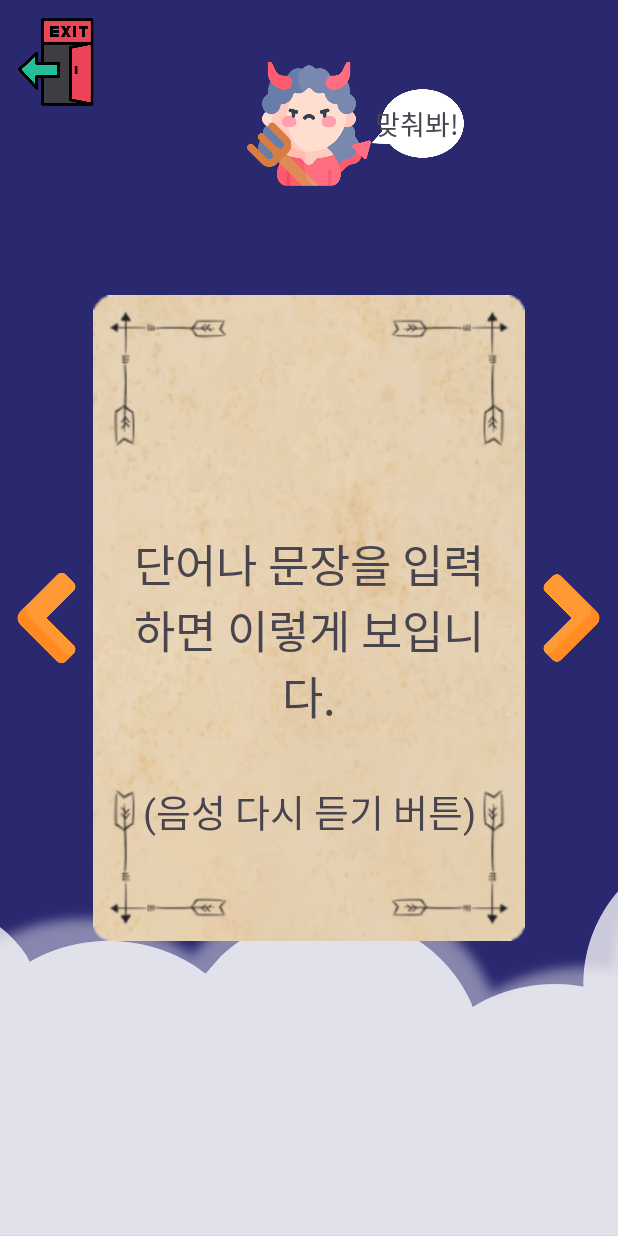
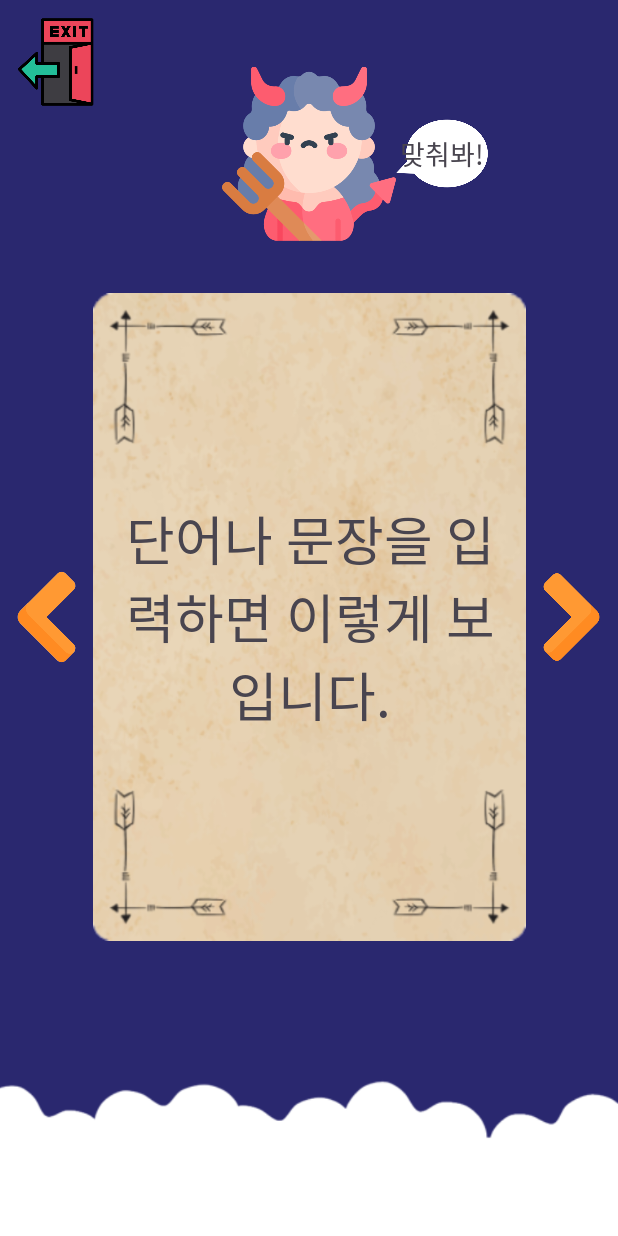
Before and after one commit to tongueEye/HearWow, an Android app: the PlayQuizActivity screen opened directly, with no data from a screen before it, on a phone screen of 412 x 824 dp. Run offline under Robolectric (Android 15) with nearby library versions, the phone set to English and light mode, and no system bars; our stand-ins replace Room's generated code; 1 statement that could not run was skipped.

Commit message:
[FEAT] 다시 듣기 기능 및 UI 수정 1. 다시 듣기 기능 구현  - 퀴즈 카드를 클릭 시 음성이 다시 재생되도록 수정  - TTS 음성이 재생 되는 동안 단어에 색 변경 되도록 구현 2. UI 수정  - 스플래시 화면, 퀴즈 목록 화면, 퀴즈 재생 화면 디자인 변경  - 태블릿/폰 반응형 처리 수정

```diff
--- a/app/src/main/res/layout/activity_main.xml
+++ b/app/src/main/res/layout/activity_main.xml
@@ -23,12 +23,13 @@
     <ImageView
         android:id="@+id/quiz_bg_bottom"
         android:layout_width="match_parent"
-        android:layout_height="49dp"
+        android:layout_height="0dp"
         android:scaleType="fitXY"
+        app:layout_constraintHeight_percent="0.12"
         app:layout_constraintBottom_toBottomOf="parent"
         app:layout_constraintEnd_toEndOf="parent"
         app:layout_constraintStart_toStartOf="parent"
-        app:srcCompat="@drawable/quiz_bg_bottom" />
+        app:srcCompat="@drawable/splash_bottom" />
 
     <androidx.recyclerview.widget.RecyclerView
         android:id="@+id/quiz_list_RV"
--- a/app/src/main/res/layout/activity_play_quiz.xml
+++ b/app/src/main/res/layout/activity_play_quiz.xml
@@ -14,8 +14,8 @@
         android:scaleType="centerCrop"
         app:layout_constraintBottom_toBottomOf="parent"
         app:layout_constraintEnd_toEndOf="parent"
+        app:layout_constraintHeight_percent="0.15"
         app:layout_constraintStart_toStartOf="parent"
-        app:layout_constraintHeight_percent="0.4"
         app:srcCompat="@drawable/splash_bottom" />
 
     <!-- 중앙 버튼 -->
@@ -25,9 +25,9 @@
         android:layout_height="0dp"
         app:layout_constraintBottom_toTopOf="@+id/quiz_paper_IV"
         app:layout_constraintEnd_toEndOf="parent"
+        app:layout_constraintHeight_percent="0.15"
         app:layout_constraintStart_toStartOf="parent"
-        app:layout_constraintHeight_percent="0.15"
-        app:layout_constraintWidth_percent="0.2"
+        app:layout_constraintWidth_percent="0.28"
         app:srcCompat="@drawable/devil_icon" />
 
     <!-- 대화 상자 이미지 -->
@@ -36,8 +36,8 @@
         android:layout_width="0dp"
         android:layout_height="0dp"
         app:layout_constraintBottom_toBottomOf="@+id/devil_check_btn"
+        app:layout_constraintHeight_percent="0.15"
         app:layout_constraintStart_toEndOf="@+id/devil_check_btn"
-        app:layout_constraintHeight_percent="0.15"
         app:layout_constraintWidth_percent="0.15"
         app:srcCompat="@drawable/dialog" />
 
@@ -48,35 +48,38 @@
         android:layout_height="wrap_content"
         android:fontFamily="@font/nexon_cart_gothic_bold"
         android:text="맞춰봐!"
+        android:textAlignment="center"
         android:textSize="18sp"
-        android:textAlignment="center"
         app:layout_constraintBottom_toBottomOf="@+id/dialog_IV"
         app:layout_constraintEnd_toEndOf="@+id/dialog_IV"
         app:layout_constraintStart_toEndOf="@+id/devil_check_btn"
         app:layout_constraintTop_toTopOf="@+id/dialog_IV" />
 
     <!-- 문제 카드 배경 -->
+
+    <!-- 좌측 버튼 -->
     <ImageView
         android:id="@+id/quiz_paper_IV"
         android:layout_width="0dp"
         android:layout_height="0dp"
         app:layout_constraintBottom_toBottomOf="@+id/play_quiz_bottom"
         app:layout_constraintEnd_toEndOf="parent"
-        app:layout_constraintHeight_percent="0.65"
+        app:layout_constraintHeight_percent="0.6"
+        app:layout_constraintHorizontal_bias="0.504"
         app:layout_constraintStart_toStartOf="parent"
         app:layout_constraintTop_toTopOf="parent"
+        app:layout_constraintVertical_bias="0.498"
         app:layout_constraintWidth_percent="0.7"
         app:srcCompat="@drawable/quiz_card_paper" />
 
-    <!-- 좌측 버튼 -->
     <ImageView
         android:id="@+id/leftBtn"
         android:layout_width="0dp"
         android:layout_height="0dp"
         app:layout_constraintBottom_toBottomOf="@+id/quiz_paper_IV"
+        app:layout_constraintHeight_percent="0.1"
         app:layout_constraintStart_toStartOf="parent"
         app:layout_constraintTop_toTopOf="@+id/quiz_paper_IV"
-        app:layout_constraintHeight_percent="0.1"
         app:layout_constraintWidth_percent="0.15"
         app:srcCompat="@drawable/arrow_left" />
 
@@ -87,8 +90,8 @@
         android:layout_height="0dp"
         app:layout_constraintBottom_toBottomOf="@+id/quiz_paper_IV"
         app:layout_constraintEnd_toEndOf="parent"
+        app:layout_constraintHeight_percent="0.1"
         app:layout_constraintTop_toTopOf="@+id/quiz_paper_IV"
-        app:layout_constraintHeight_percent="0.1"
         app:layout_constraintWidth_percent="0.15"
         app:srcCompat="@drawable/arrow_right" />
 
@@ -98,63 +101,44 @@
         android:layout_width="0dp"
         android:layout_height="0dp"
         android:layout_marginStart="10dp"
+        app:layout_constraintHeight_percent="0.1"
         app:layout_constraintStart_toStartOf="parent"
         app:layout_constraintTop_toTopOf="parent"
-        app:layout_constraintHeight_percent="0.1"
         app:layout_constraintWidth_percent="0.15"
         app:srcCompat="@drawable/exit_btn" />
 
+
     <!-- 문제 텍스트 -->
-
-    <!-- 문제 이미지 -->
-
-    <!-- 음성 재생 버튼 텍스트 -->
-
     <TextView
         android:id="@+id/question_TV"
-        android:layout_width="0dp"
+        android:layout_width="288dp"
         android:layout_height="wrap_content"
         android:fontFamily="@font/nexon_cart_gothic_medium"
         android:gravity="center"
+        android:paddingStart="20dp"
+        android:paddingEnd="20dp"
         android:text="단어나 문장을 입력하면 이렇게 보입니다."
         android:textAlignment="center"
-        android:textSize="30sp"
-        android:paddingStart="20dp"
-        android:paddingEnd="20dp"
-        app:layout_constraintBottom_toTopOf="@+id/tts_replay_TV"
+        android:textSize="35sp"
+        app:layout_constraintBottom_toBottomOf="@+id/quiz_paper_IV"
         app:layout_constraintEnd_toEndOf="@+id/quiz_paper_IV"
-        app:layout_constraintHorizontal_bias="0.0"
         app:layout_constraintStart_toStartOf="@+id/quiz_paper_IV"
-        app:layout_constraintTop_toBottomOf="@+id/question_IV"
-        app:layout_constraintVertical_bias="0.5" />
+        app:layout_constraintTop_toBottomOf="@+id/question_IV" />
 
+    <!-- 문제 이미지 -->
     <ImageView
         android:id="@+id/question_IV"
         android:layout_width="0dp"
         android:layout_height="0dp"
+        android:layout_marginTop="75dp"
+        android:contentDescription="단어 이미지"
         android:scaleType="fitCenter"
         android:visibility="gone"
-        app:layout_constraintBottom_toTopOf="@+id/play_quiz_bottom"
         app:layout_constraintEnd_toEndOf="@+id/quiz_paper_IV"
         app:layout_constraintHeight_percent="0.25"
-        app:layout_constraintHorizontal_bias="0.575"
         app:layout_constraintStart_toStartOf="@+id/quiz_paper_IV"
         app:layout_constraintTop_toBottomOf="@+id/devil_check_btn"
         app:layout_constraintWidth_percent="0.5"
         app:srcCompat="@drawable/add_photo_white" />
 
-    <TextView
-        android:id="@+id/tts_replay_TV"
-        android:layout_width="wrap_content"
-        android:layout_height="wrap_content"
-        android:layout_marginBottom="120dp"
-        android:fontFamily="@font/nexon_cart_gothic_bold"
-        android:text="(음성 다시 듣기 버튼)"
-        android:textSize="25sp"
-        app:layout_constraintBottom_toBottomOf="@+id/quiz_paper_IV"
-        app:layout_constraintEnd_toEndOf="@+id/quiz_paper_IV"
-        app:layout_constraintStart_toStartOf="@+id/quiz_paper_IV"
-        app:layout_constraintTop_toTopOf="@+id/play_quiz_bottom"
-        app:layout_constraintVertical_bias="1.0" />
-
 </androidx.constraintlayout.widget.ConstraintLayout>
--- a/app/src/main/res/values/colors.xml
+++ b/app/src/main/res/values/colors.xml
@@ -3,6 +3,7 @@
     <color name="black">#FF000000</color>
     <color name="white">#FFFFFFFF</color>
     <color name="red">#FF0000</color>
+    <color name="blue">#0000FF</color>
     <color name="dark_night">#2A286F</color>
     <color name="light_sky">#96DCF8</color>
 </resources>
```
Also changed, not shown: app/src/main/java/com/tongueeye/wordcard/PlayQuizActivity.kt (+34 -8 lines), app/src/main/res/layout/activity_splash.xml (+7 -3 lines), app/src/main/res/drawable/splash_bottom.png, app/src/main/res/drawable/splash_logo.png, app/src/main/res/drawable/splash_top.png.
